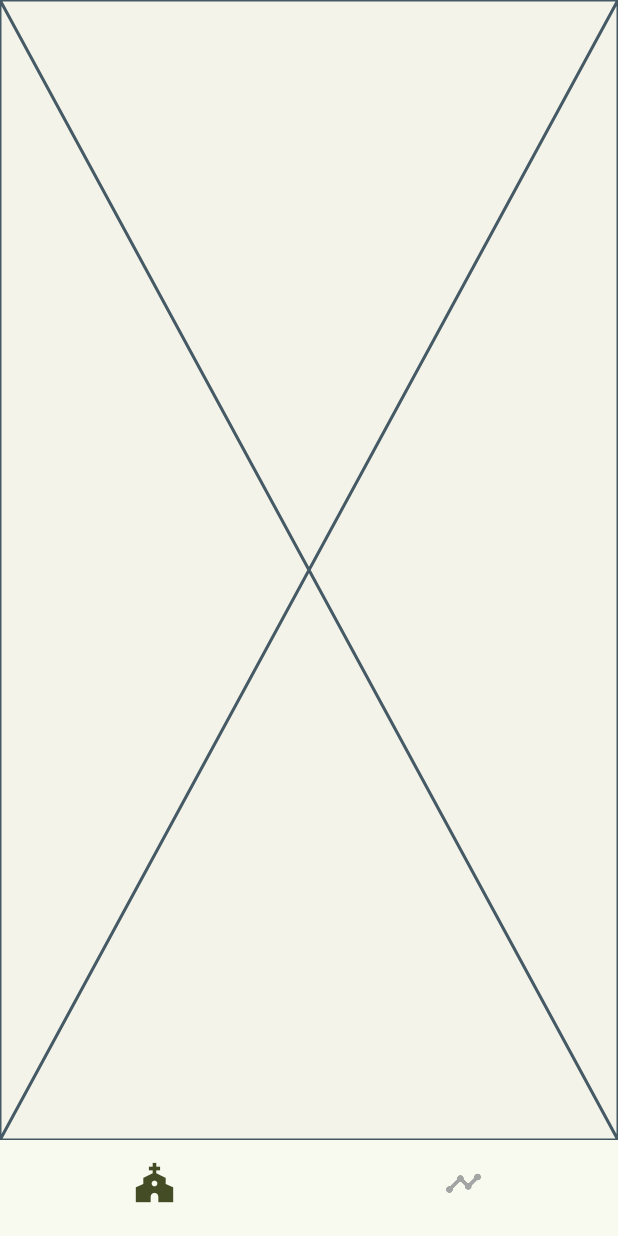
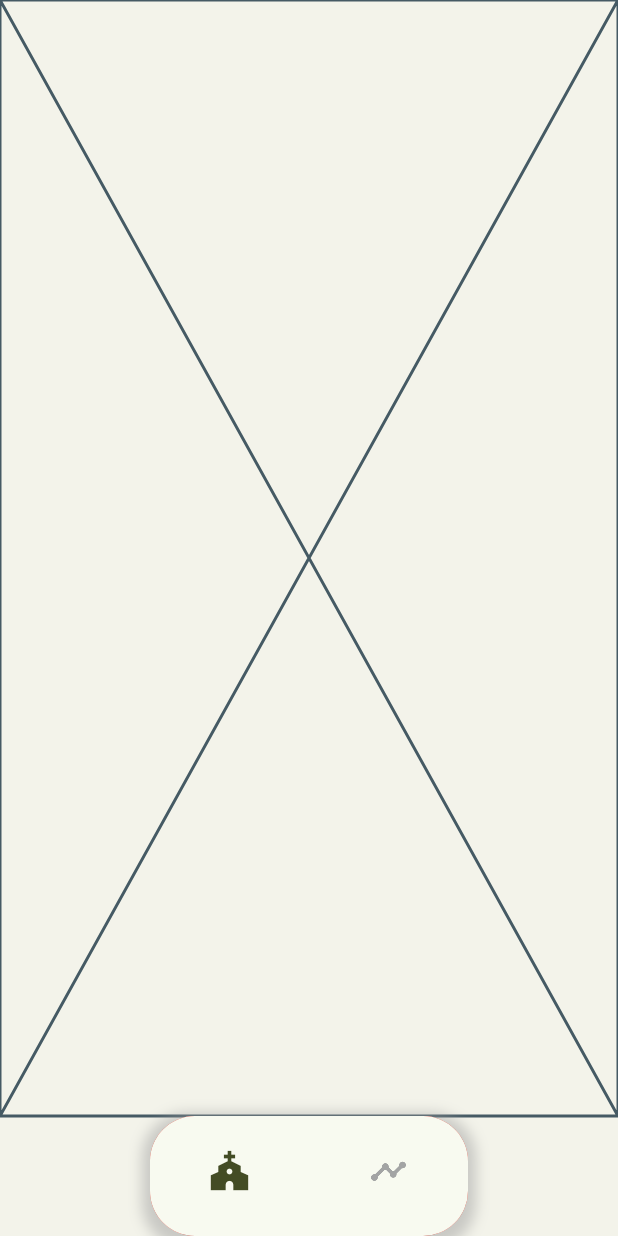
Before and after one commit to Pacome0106/Eny, a Flutter app: the screen it shows once a user with an empty profile is signed in, on a phone screen of 412 x 824 dp. Run offline on Flutter 3.47's test engine with Material 2 defaults, Android fonts, the phone set to English and light mode, and no system bars; our stand-ins replace cloud_firestore, firebase_auth, firebase_core, google_sign_in, pinput, shared_preferences; accounts and stored records are empty; network calls fail; Roboto replaces fonts that are missing (images/plus2.png).

```diff
--- a/lib/auth/pages_Auth/signup_page.dart
+++ b/lib/auth/pages_Auth/signup_page.dart
@@ -47,13 +47,16 @@ class _SignupPageState extends State<SignupPage> {
       verificationCompleted: (PhoneAuthCredential credential) {},
       verificationFailed: (FirebaseAuthException e) {
         if (e.message == "TOO_SHORT") {
+          Navigator.of(context).pop();
           notification(context, "Votre numero n'est pas complet !!!", 50);
         } else if (e.message == "TOO_LONG") {
+          Navigator.of(context).pop();
           notification(
               context,
               "Code postal incorrect ou Votre numero dépasse la taille normale !!!",
               60);
         } else {
+          Navigator.of(context).pop();
           notification(context,
               "Une erreur s'est produite ! Veillez reessayé plutard !!!", 60);
         }
--- a/lib/pages/home_page.dart
+++ b/lib/pages/home_page.dart
@@ -96,15 +96,39 @@ class _HomePageState extends State<HomePage> {
       body: SafeArea(
         child: tabs[widget.currentIndex],
       ),
-      bottomNavigationBar: BottomNavigationBar(
+      bottomNavigationBar: Padding(
+        padding: const EdgeInsets.only(left: 100.0, right: 100),
+        child: Container(
+          width: 200,
+          height: 80.0,
+          decoration: BoxDecoration(
+            borderRadius: const BorderRadius.only(
+                topLeft: Radius.circular(30),
+                topRight: Radius.circular(30),
+                bottomLeft: Radius.circular(30),
+                bottomRight: Radius.circular(30)),
+            boxShadow: [
+              BoxShadow(
+                color: Colors.grey.withOpacity(0.5),
+                spreadRadius: 5,
+                blurRadius: 7,
+                offset: Offset(0, 3), // changes position of shadow
+              ),
+            ],
+          ),
+          child: ClipRRect(
+            borderRadius: BorderRadius.circular(30),
+            child: Container(
+              color: Colors.red,
+              child: BottomNavigationBar(
                 elevation: 2,
                 showSelectedLabels: false,
                 showUnselectedLabels: false,
                 backgroundColor: Theme.of(context).backgroundColor,
-        selectedIconTheme:
-            IconThemeData(color: Theme.of(context).bottomAppBarColor, size: 30),
-        unselectedIconTheme:
-            IconThemeData(color: Theme.of(context).hoverColor, size: 25),
+                selectedIconTheme: IconThemeData(
+                    color: Theme.of(context).bottomAppBarColor, size: 30),
+                unselectedIconTheme: IconThemeData(
+                    color: Theme.of(context).hoverColor, size: 25),
                 currentIndex: widget.currentIndex,
                 items: [
                   BottomNavigationBarItem(
@@ -124,6 +148,10 @@ class _HomePageState extends State<HomePage> {
                   });
                 },
               ),
+            ),
+          ),
+        ),
+      ),
     );
   }
 }
```
Also changed, not shown: lib/auth/pages_Auth/login_screens.dart (+16 -13 lines), lib/auth/pages_Auth/verification.dart (+23 -10 lines). Lines whose indentation alone changed are shown as unchanged.
